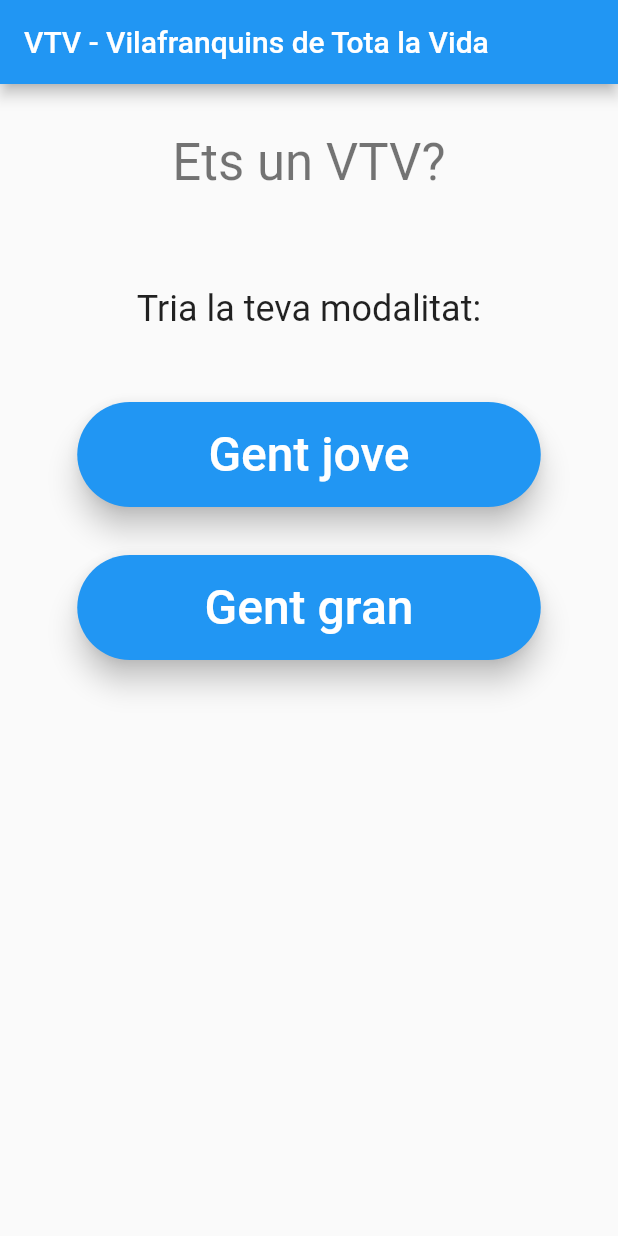
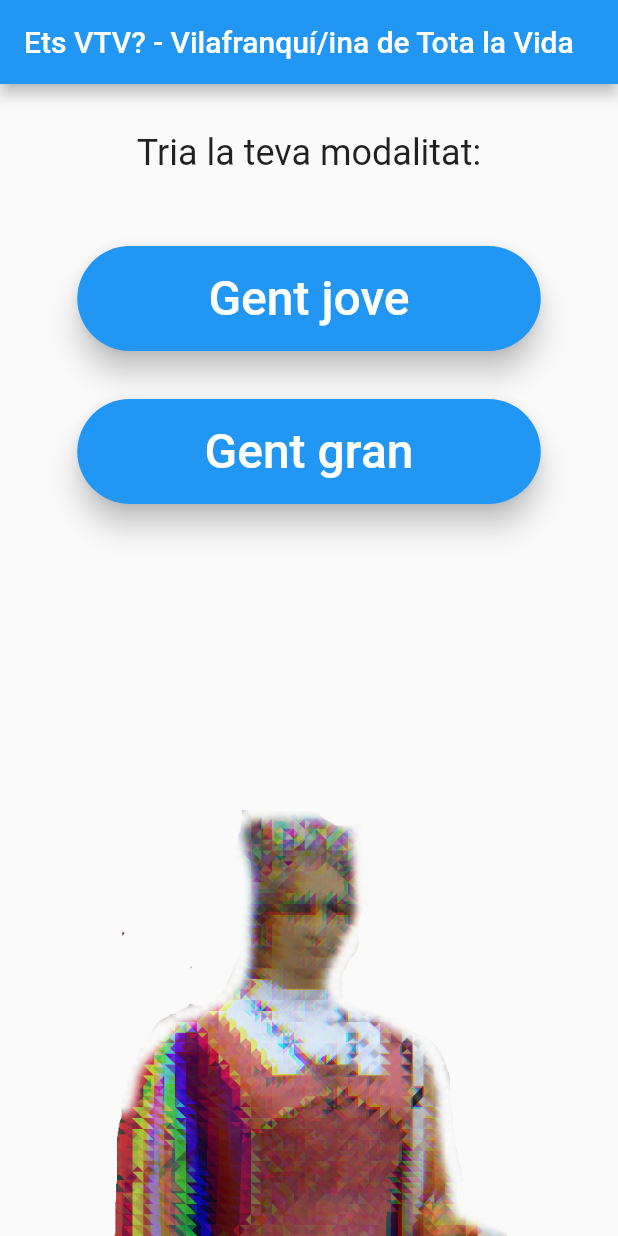
Before and after one commit to petrussola/vtv-app, a Flutter app: the screen it shows after launch, on a phone screen of 412 x 824 dp. Run offline on Flutter 3.47's test engine with Material 2 defaults, Android fonts, the phone set to English and light mode, and no system bars.

```diff
--- a/lib/main.dart
+++ b/lib/main.dart
@@ -21,7 +21,8 @@ class MyApp extends StatelessWidget {
         theme: ThemeData(
           primarySwatch: Colors.blue,
         ),
-        home: const MyHomePage(title: 'VTV - Vilafranquins de Tota la Vida'),
+        home: const MyHomePage(
+            title: 'Ets VTV? - Vilafranquí/ina de Tota la Vida'),
       ),
     );
   }
@@ -45,15 +46,7 @@ class MyHomePage extends StatelessWidget {
           crossAxisAlignment: CrossAxisAlignment.center,
           children: [
             Padding(
-              padding: const EdgeInsets.only(top: 32.0, bottom: 64.0),
-              child: Text(
-                'Ets un VTV?',
-                textAlign: TextAlign.center,
-                style: Theme.of(context).textTheme.headlineMedium,
-              ),
-            ),
-            Padding(
-              padding: const EdgeInsets.only(bottom: 32.0),
+              padding: const EdgeInsets.only(top: 32.0, bottom: 32.0),
               child: Text(
                 'Tria la teva modalitat:',
                 style: Theme.of(context).textTheme.headlineSmall,
@@ -61,6 +54,16 @@ class MyHomePage extends StatelessWidget {
             ),
             StartQuestionnaireButton(selectedAge: Age(AgeCohort.gentJove)),
             StartQuestionnaireButton(selectedAge: Age(AgeCohort.gentGran)),
+            const Spacer(),
+            Container(
+              height: 300.0,
+              decoration: const BoxDecoration(
+                image: DecorationImage(
+                  image: AssetImage('assets/geganta.png'),
+                  fit: BoxFit.contain,
+                ),
+              ),
+            )
           ],
         ),
       ),
```
Also changed, not shown: lib/app_state.dart (+25 -1 lines), pubspec.yaml (+3 -4 lines), assets/geganta.png (added).
